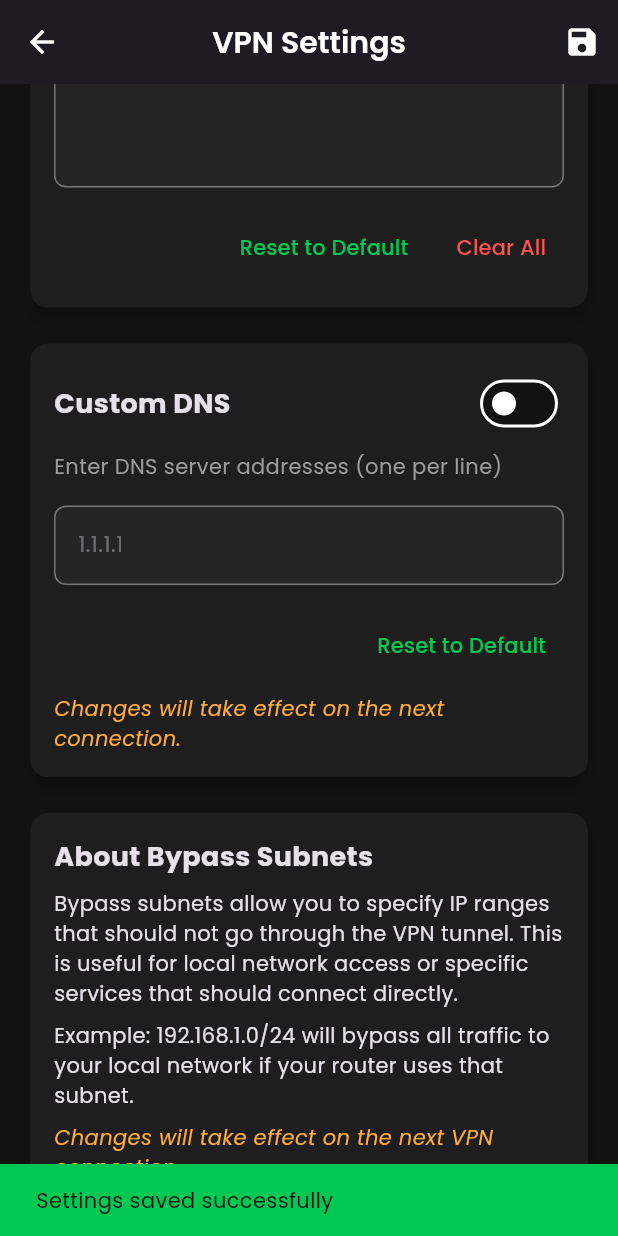
After one commit to marfanetw-maker/Proxy, a Flutter app: the VpnSettingsScreen screen opened directly, scrolled down 216 dp, after a tap on the "save" icon, on a phone screen of 412 x 824 dp. The commit adds this screen. Run offline on Flutter 3.47's test engine with Material 3 defaults, Android fonts, the phone set to English and light mode, and no system bars; our stand-ins replace flutter_animate, google_fonts, shared_preferences, webview_flutter; missing offline and left inert: flutter_v2ray; accounts and stored records are empty; network calls fail.

Commit message:
fix bugs - add dns settings

```diff
--- a/lib/models/v2ray_config.dart
+++ b/lib/models/v2ray_config.dart
@@ -6,6 +6,7 @@ class V2RayConfig {
   final String configType; // vmess, vless, etc.
   final String fullConfig;
   bool isConnected;
+  bool isProxyMode;
 
   V2RayConfig({
     required this.id,
@@ -15,6 +16,7 @@ class V2RayConfig {
     required this.configType,
     required this.fullConfig,
     this.isConnected = false,
+    this.isProxyMode = false,
   });
 
   Map<String, dynamic> toJson() {
@@ -26,6 +28,7 @@ class V2RayConfig {
       'configType': configType,
       'fullConfig': fullConfig,
       'isConnected': isConnected,
+      'isProxyMode': isProxyMode,
     };
   }
 
@@ -38,6 +41,7 @@ class V2RayConfig {
       configType: json['configType'],
       fullConfig: json['fullConfig'],
       isConnected: json['isConnected'] ?? false,
+      isProxyMode: json['isProxyMode'] ?? false,
     );
   }
 }
--- a/lib/screens/about_screen.dart
+++ b/lib/screens/about_screen.dart
@@ -51,7 +51,7 @@ class AboutScreen extends StatelessWidget {
 
             // App Version
             const Text(
-              'Version 1.5.0',
+              'Version 1.6.0',
               style: TextStyle(fontSize: 16, color: Colors.grey),
             ),
 
--- a/lib/screens/tools_screen.dart
+++ b/lib/screens/tools_screen.dart
@@ -5,6 +5,7 @@ import 'ip_info_screen.dart';
 import 'host_checker_screen.dart';
 import 'speedtest_screen.dart';
 import 'subscription_management_screen.dart';
+import 'vpn_settings_screen.dart';
 
 class ToolsScreen extends StatelessWidget {
   const ToolsScreen({Key? key}) : super(key: key);
@@ -73,6 +74,20 @@ class ToolsScreen extends StatelessWidget {
                 context,
                 MaterialPageRoute(
                   builder: (context) => const SpeedtestScreen(),
+                ),
+              );
+            },
+          ),
+          _buildToolCard(
+            context,
+            title: 'VPN Settings',
+            description: 'Configure bypass subnets and other VPN options',
+            icon: Icons.settings,
+            onTap: () {
+              Navigator.push(
+                context,
+                MaterialPageRoute(
+                  builder: (context) => const VpnSettingsScreen(),
                 ),
               );
             },
--- /dev/null
+++ b/lib/screens/vpn_settings_screen.dart
@@ -0,0 +1,381 @@
+import 'package:flutter/material.dart';
+import 'package:shared_preferences/shared_preferences.dart';
+import 'dart:convert';
+import '../theme/app_theme.dart';
+import '../widgets/error_snackbar.dart';
+
+class VpnSettingsScreen extends StatefulWidget {
+  const VpnSettingsScreen({Key? key}) : super(key: key);
+
+  @override
+  State<VpnSettingsScreen> createState() => _VpnSettingsScreenState();
+}
+
+class _VpnSettingsScreenState extends State<VpnSettingsScreen> {
+  final TextEditingController bypassSubnetController = TextEditingController();
+  final TextEditingController dnsServerController = TextEditingController();
+  bool isEnabled = false;
+  bool isLoading = true;
+  bool isDnsEnabled = false; // For custom DNS settings
+
+  @override
+  void initState() {
+    super.initState();
+    _loadSettings();
+  }
+
+  @override
+  void dispose() {
+    bypassSubnetController.dispose();
+    dnsServerController.dispose();
+    super.dispose();
+  }
+
+  Future<void> _loadSettings() async {
+    setState(() {
+      isLoading = true;
+    });
+
+    try {
+      final prefs = await SharedPreferences.getInstance();
+      final String savedSubnets = prefs.getString('bypass_subnets') ?? '';
+      final bool savedEnabled = prefs.getBool('bypass_subnets_enabled') ?? false;
+      final bool savedDnsEnabled = prefs.getBool('custom_dns_enabled') ?? false;
+      final String savedDnsServers = prefs.getString('custom_dns_servers') ?? '1.1.1.1';
+
+      // Set proxy mode to false (VPN mode only) in SharedPreferences
+      await prefs.setBool('proxy_mode_enabled', false);
+
+      // Update active config if it exists to use VPN mode
+      final String? activeConfigJson = prefs.getString('active_config');
+      if (activeConfigJson != null) {
+        try {
+          final Map<String, dynamic> configMap = jsonDecode(activeConfigJson);
+          // Set isProxyMode to false in the active config
+          configMap['isProxyMode'] = false;
+          // Save the updated config back to SharedPreferences
+          await prefs.setString('active_config', jsonEncode(configMap));
+        } catch (e) {
+          print('Error updating active config: $e');
+        }
+      }
+
+      setState(() {
+        bypassSubnetController.text = savedSubnets;
+        dnsServerController.text = savedDnsServers;
+        isEnabled = savedEnabled;
+        isDnsEnabled = savedDnsEnabled;
+        isLoading = false;
+      });
+    } catch (e) {
+      setState(() {
+        isLoading = false;
+      });
+      if (mounted) {
+        ErrorSnackbar.show(context, 'Error loading settings: $e');
+      }
+    }
+  }
+
+  Future<void> _saveSettings() async {
+    setState(() {
+      isLoading = true;
+    });
+
+    try {
+      final prefs = await SharedPreferences.getInstance();
+      await prefs.setString('bypass_subnets', bypassSubnetController.text.trim());
+      await prefs.setBool('bypass_subnets_enabled', isEnabled);
+      await prefs.setBool('proxy_mode_enabled', false); // Always use VPN mode
+      await prefs.setBool('custom_dns_enabled', isDnsEnabled);
+      await prefs.setString('custom_dns_servers', dnsServerController.text.trim());
+
+      setState(() {
+        isLoading = false;
+      });
+
+      if (mounted) {
+        ScaffoldMessenger.of(context).showSnackBar(
+          const SnackBar(
+            content: Text('Settings saved successfully'),
+            backgroundColor: AppTheme.primaryGreen,
+          ),
+        );
+      }
+    } catch (e) {
+      setState(() {
+        isLoading = false;
+      });
+      if (mounted) {
+        ErrorSnackbar.show(context, 'Error saving settings: $e');
+      }
+    }
+  }
+
+  void _resetToDefaultSubnets() {
+    final List<String> defaultSubnets = [
+      "0.0.0.0/5",
+      "8.0.0.0/7",
+      "11.0.0.0/8",
+      "12.0.0.0/6",
+      "16.0.0.0/4",
+      "32.0.0.0/3",
+      "64.0.0.0/2",
+      "128.0.0.0/3",
+      "160.0.0.0/5",
+      "168.0.0.0/6",
+      "172.0.0.0/12",
+      "172.32.0.0/11",
+      "172.64.0.0/10",
+      "172.128.0.0/9",
+      "173.0.0.0/8",
+      "174.0.0.0/7",
+      "176.0.0.0/4",
+      "192.0.0.0/9",
+      "192.128.0.0/11",
+      "192.160.0.0/13",
+      "192.169.0.0/16",
+      "192.170.0.0/15",
+      "192.172.0.0/14",
+      "192.176.0.0/12",
+      "192.192.0.0/10",
+      "193.0.0.0/8",
+      "194.0.0.0/7",
+      "196.0.0.0/6",
+      "200.0.0.0/5",
+      "208.0.0.0/4",
+      "240.0.0.0/4",
+    ];
+
+    setState(() {
+      bypassSubnetController.text = defaultSubnets.join('\n');
+    });
+  }
+
+  @override
+  Widget build(BuildContext context) {
+    return Scaffold(
+      backgroundColor: AppTheme.primaryDark,
+      appBar: AppBar(
+        title: const Text('VPN Settings'),
+        backgroundColor: AppTheme.primaryDark,
+        elevation: 0,
+        actions: [
+          IconButton(
+            icon: const Icon(Icons.save),
+            onPressed: _saveSettings,
+            tooltip: 'Save Settings',
+          ),
+        ],
+      ),
+      body: isLoading
+          ? const Center(child: CircularProgressIndicator(color: AppTheme.primaryGreen))
+          : SingleChildScrollView(
+              padding: const EdgeInsets.all(16.0),
+              child: Column(
+                crossAxisAlignment: CrossAxisAlignment.start,
+                children: [
+                  Card(
+                    color: AppTheme.secondaryDark,
+                    shape: RoundedRectangleBorder(borderRadius: BorderRadius.circular(12)),
+                    child: Padding(
+                      padding: const EdgeInsets.all(16.0),
+                      child: Column(
+                        crossAxisAlignment: CrossAxisAlignment.start,
+                        children: [
+                          Row(
+                            mainAxisAlignment: MainAxisAlignment.spaceBetween,
+                            children: [
+                              const Text(
+                                'Bypass Subnets',
+                                style: TextStyle(fontSize: 18, fontWeight: FontWeight.bold),
+                              ),
+                              Switch(
+                                value: isEnabled,
+                                onChanged: (value) {
+                                  setState(() {
+                                    isEnabled = value;
+                                  });
+                                },
+                                activeColor: AppTheme.primaryGreen,
+                              ),
+                            ],
+                          ),
+                          const SizedBox(height: 8),
+                          const Text(
+                            'Enter subnet addresses (one per line) that should bypass the VPN',
+                            style: TextStyle(fontSize: 14, color: Colors.grey),
+                          ),
+                          const SizedBox(height: 16),
+                          TextField(
+                            controller: bypassSubnetController,
+                            decoration: InputDecoration(
+                              hintText: 'Enter subnet addresses...',
+                              border: OutlineInputBorder(
+                                borderRadius: BorderRadius.circular(8),
+                                borderSide: const BorderSide(color: Colors.grey),
+                              ),
+                              focusedBorder: OutlineInputBorder(
+                                borderRadius: BorderRadius.circular(8),
+                                borderSide: const BorderSide(color: AppTheme.primaryGreen),
+                              ),
+                              filled: true,
+                              fillColor: AppTheme.cardDark,
+                            ),
+                            style: const TextStyle(fontSize: 14),
+                            maxLines: 10,
+                            minLines: 5,
+                            enabled: isEnabled,
+                          ),
+                          const SizedBox(height: 16),
+                          Row(
+                            mainAxisAlignment: MainAxisAlignment.end,
+                            children: [
+                              TextButton(
+                                onPressed: isEnabled ? _resetToDefaultSubnets : null,
+                                child: const Text(
+                                  'Reset to Default',
+                                  style: TextStyle(color: AppTheme.primaryGreen),
+                                ),
+                              ),
+                              const SizedBox(width: 8),
+                              TextButton(
+                                onPressed: isEnabled
+                                    ? () {
+                                        setState(() {
+                                          bypassSubnetController.clear();
+                                        });
+                                      }
+                                    : null,
+                                child: const Text(
+                                  'Clear All',
+                                  style: TextStyle(color: Colors.redAccent),
+                                ),
+                              ),
+                            ],
+                          ),
+                        ],
+                      ),
+                    ),
+                  ),
+                  const SizedBox(height: 16),
+                  // Connection Type card removed - using VPN mode only
+
+                  Card(
+                    color: AppTheme.secondaryDark,
+                    shape: RoundedRectangleBorder(borderRadius: BorderRadius.circular(12)),
+                    child: Padding(
+                      padding: const EdgeInsets.all(16.0),
+                      child: Column(
+                        crossAxisAlignment: CrossAxisAlignment.start,
+                        children: [
+                          Row(
+                            mainAxisAlignment: MainAxisAlignment.spaceBetween,
+                            children: [
+                              const Text(
+                                'Custom DNS',
+                                style: TextStyle(fontSize: 18, fontWeight: FontWeight.bold),
+                              ),
+                              Switch(
+                                value: isDnsEnabled,
+                                onChanged: (value) {
+                                  setState(() {
+                                    isDnsEnabled = value;
+                                  });
+                                },
+                                activeColor: AppTheme.primaryGreen,
+                              ),
+                            ],
+                          ),
+                          const SizedBox(height: 8),
+                          const Text(
+                            'Enter DNS server addresses (one per line)',
+                            style: TextStyle(fontSize: 14, color: Colors.grey),
+                          ),
+                          const SizedBox(height: 16),
+                          TextField(
+                            controller: dnsServerController,
+                            decoration: InputDecoration(
+                              hintText: 'Enter DNS server addresses...',
+                              border: OutlineInputBorder(
+                                borderRadius: BorderRadius.circular(8),
+                                borderSide: const BorderSide(color: Colors.grey),
+                              ),
+                              focusedBorder: OutlineInputBorder(
+                                borderRadius: BorderRadius.circular(8),
+                                borderSide: const BorderSide(color: AppTheme.primaryGreen),
+                              ),
+                              filled: true,
+                              fillColor: AppTheme.cardDark,
+                            ),
+                            style: const TextStyle(fontSize: 14),
+                            maxLines: 3,
+                            minLines: 1,
+                            enabled: isDnsEnabled,
+                          ),
+                          const SizedBox(height: 16),
+                          Row(
+                            mainAxisAlignment: MainAxisAlignment.end,
+                            children: [
+                              TextButton(
+                                onPressed: isDnsEnabled
+                                    ? () {
+                                        setState(() {
+                                          dnsServerController.text = '1.1.1.1';
+                                        });
+                                      }
+                                    : null,
+                                child: const Text(
+                                  'Reset to Default',
+                                  style: TextStyle(color: AppTheme.primaryGreen),
+                                ),
+                              ),
+                            ],
+                          ),
+                          const SizedBox(height: 8),
+                          const Text(
+                            'Changes will take effect on the next connection.',
+                            style: TextStyle(fontSize: 14, fontStyle: FontStyle.italic, color: Colors.orangeAccent),
+                          ),
+                        ],
+                      ),
+                    ),
+                  ),
+                  const SizedBox(height: 16),
+                  Card(
+                    color: AppTheme.secondaryDark,
+                    shape: RoundedRectangleBorder(borderRadius: BorderRadius.circular(12)),
+                    child: Padding(
+                      padding: const EdgeInsets.all(16.0),
+                      child: Column(
+                        crossAxisAlignment: CrossAxisAlignment.start,
+                        children: [
+                          const Text(
+                            'About Bypass Subnets',
+                            style: TextStyle(fontSize: 18, fontWeight: FontWeight.bold),
+                          ),
+                          const SizedBox(height: 8),
+                          const Text(
+                            'Bypass subnets allow you to specify IP ranges that should not go through the VPN tunnel. This is useful for local network access or specific services that should connect directly.',
+                            style: TextStyle(fontSize: 14),
+                          ),
+                          const SizedBox(height: 8),
+                          const Text(
+                            'Example: 192.168.1.0/24 will bypass all traffic to your local network if your router uses that subnet.',
+                            style: TextStyle(fontSize: 14),
+                          ),
+                          SizedBox(height: 8),
+                          Text(
+                            'Changes will take effect on the next VPN connection.',
+                            style: TextStyle(fontSize: 14, fontStyle: FontStyle.italic, color: Colors.orangeAccent),
+                          ),
+                        ],
+                      ),
+                    ),
+                  ),
+                ],
+              ),
+            ),
+    );
+  }
+}
--- a/lib/services/v2ray_service.dart
+++ b/lib/services/v2ray_service.dart
@@ -129,13 +129,56 @@ class V2RayService extends ChangeNotifier {
         return false;
       }
 
-      // Start V2Ray
+      // Get settings from SharedPreferences
+      final prefs = await SharedPreferences.getInstance();
+
+      // Get bypass subnets settings
+      final bool bypassEnabled = prefs.getBool('bypass_subnets_enabled') ?? false;
+      List<String>? bypassSubnets;
+
+      if (bypassEnabled) {
+        final String savedSubnets = prefs.getString('bypass_subnets') ?? '';
+        if (savedSubnets.isNotEmpty) {
+          bypassSubnets = savedSubnets.trim().split('\n');
+        }
+      } else {
+        // Explicitly set bypassSubnets to null when the feature is disabled
+        bypassSubnets = null;
+      }
+
+      // Always use VPN mode (not proxy mode)
+      // Save the VPN mode setting to SharedPreferences
+      await prefs.setBool('proxy_mode_enabled', false);
+
+      // Save the VPN mode setting to the config object
+      config.isProxyMode = false;
+
+      // Get custom DNS settings
+      final bool dnsEnabled = prefs.getBool('custom_dns_enabled') ?? false;
+      final String dnsServers = prefs.getString('custom_dns_servers') ?? '1.1.1.1';
+
+      // Apply custom DNS settings if enabled
+      if (dnsEnabled && dnsServers.isNotEmpty) {
+        // Split the DNS servers string into a list (one per line)
+        List<String> serversList = dnsServers.trim().split('\n');
+        // Remove any empty entries
+        serversList = serversList.where((server) => server.trim().isNotEmpty).toList();
+
+        if (serversList.isNotEmpty) {
+          // Set the DNS servers in the parser
+          parser.dns = {
+            "servers": serversList
+          };
+        }
+      }
+
+      // Start V2Ray in VPN mode
       await _flutterV2ray.startV2Ray(
         remark: parser.remark,
         config: parser.getFullConfiguration(),
         blockedApps: null,
-        bypassSubnets: null,
-        proxyOnly: false, // Use VPN mode for proper traffic routing
+        bypassSubnets: bypassSubnets,
+        proxyOnly: false, // Always use VPN mode
         notificationDisconnectButtonName: "DISCONNECT",
       );
 
@@ -189,6 +232,11 @@ class V2RayService extends ChangeNotifier {
 
   Future<void> _saveActiveConfig(V2RayConfig config) async {
     final prefs = await SharedPreferences.getInstance();
+
+    // Get the current proxy mode setting and update the config
+    final bool proxyModeEnabled = prefs.getBool('proxy_mode_enabled') ?? false;
+    config.isProxyMode = proxyModeEnabled;
+
     await prefs.setString('active_config', jsonEncode(config.toJson()));
     // Also save as selected config for UI state persistence
     await _saveSelectedConfig(config);
@@ -196,6 +244,11 @@ class V2RayService extends ChangeNotifier {
 
   Future<void> _saveSelectedConfig(V2RayConfig config) async {
     final prefs = await SharedPreferences.getInstance();
+
+    // Get the current proxy mode setting and update the config
+    final bool proxyModeEnabled = prefs.getBool('proxy_mode_enabled') ?? false;
+    config.isProxyMode = proxyModeEnabled;
+
     await prefs.setString('selected_config', jsonEncode(config.toJson()));
   }
 
```
Also changed, not shown: lib/providers/v2ray_provider.dart (+55 -6 lines), lib/screens/server_selection_screen.dart (+15 -1 lines), lib/widgets/server_selector.dart (+1 -22 lines), 1 other file.
